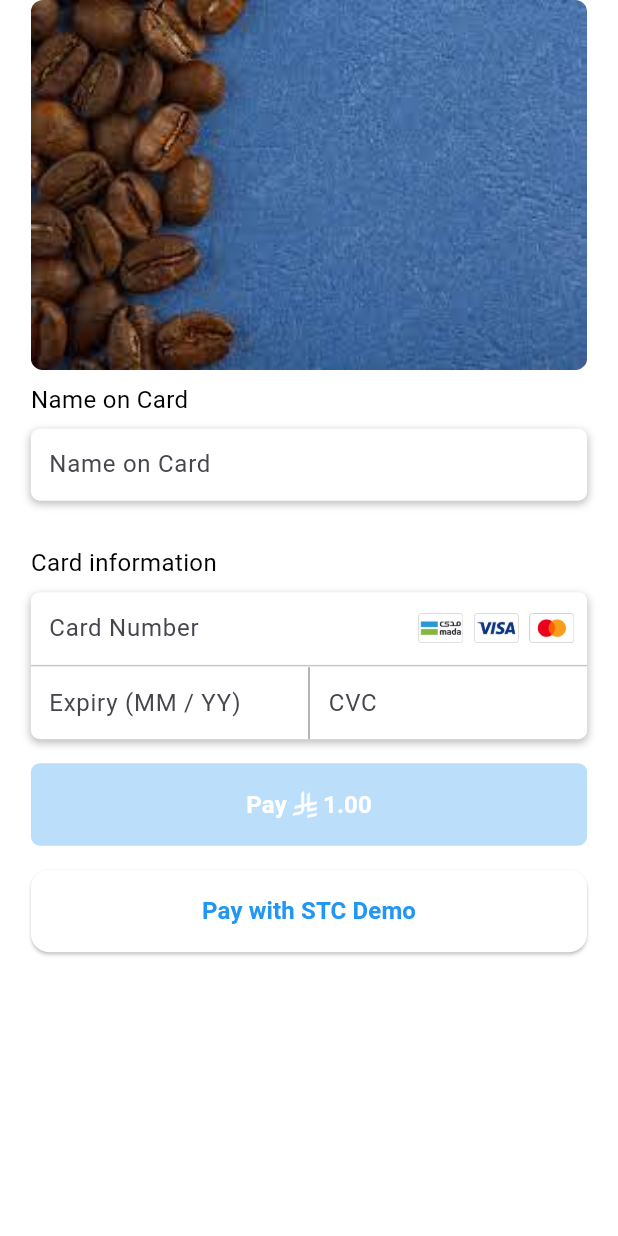
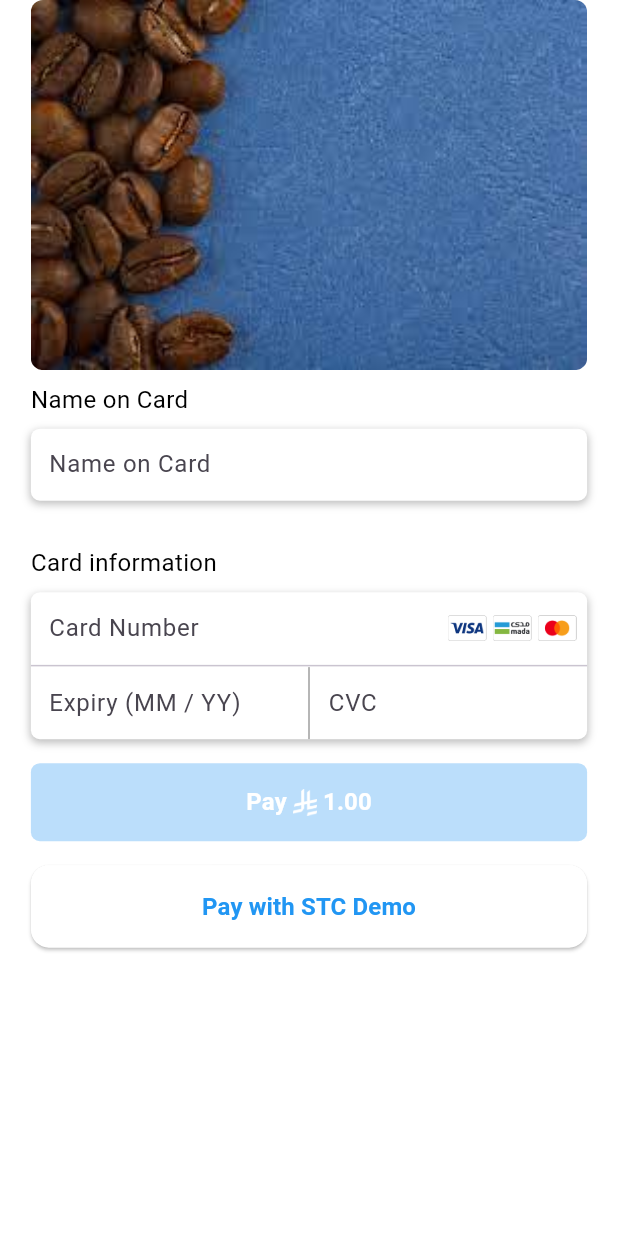
Before and after one commit to moyasar/moyasar-flutter, a Flutter app: the screen it shows after launch, on a phone screen of 412 x 824 dp. Run offline on Flutter 3.47's test engine with Material 3 defaults, Android fonts, the phone set to English and light mode, and no system bars; our stand-ins replace webview_flutter; missing offline and left inert: pay.

Commit message:
fixing comments

```diff
--- a/example/lib/main.dart
+++ b/example/lib/main.dart
@@ -33,7 +33,7 @@ class _CoffeeShopState extends State<CoffeeShop> {
       amount: 100, // SAR 1
       description: 'order #1324',
       metadata: {'size': '250g', 'code': 255},
-    supportedNetworks: [PaymentNetwork.mada, PaymentNetwork.visa, PaymentNetwork.masterCard],
+     // supportedNetworks: [PaymentNetwork.mada, PaymentNetwork.visa ],
       creditCard: CreditCardConfig(saveCard: false, manual: false),
       applePay: ApplePayConfig(
           merchantId: 'merchant.com.mysr.apple',
--- a/lib/src/models/payment_config.dart
+++ b/lib/src/models/payment_config.dart
@@ -52,10 +52,6 @@ class PaymentConfig {
   /// Supported Networks: [PaymentNetwork.amex, PaymentNetwork.visa, PaymentNetwork.mada, PaymentNetwork.masterCard]
   List<PaymentNetwork> supportedNetworks;
 
-  /// Custom networks that are not in the PaymentNetwork enum.
-  /// You can add custom network names here, but you'll need to provide corresponding image assets.
-  List<String>? customNetworks;
-
   /// The config required to setup Apple Pay.
   ApplePayConfig? applePay;
 
@@ -72,12 +68,10 @@ class PaymentConfig {
       required this.description,
       this.metadata,
       List<PaymentNetwork>? supportedNetworks,
-      this.customNetworks,
       this.applePay,
       this.creditCard,
       this.givenID})
       : supportedNetworks = (supportedNetworks ?? const [
-          PaymentNetwork.amex,
           PaymentNetwork.visa,
           PaymentNetwork.mada,
           PaymentNetwork.masterCard
--- a/lib/src/moyasar.dart
+++ b/lib/src/moyasar.dart
@@ -5,7 +5,7 @@ import 'package:moyasar/moyasar.dart';
 import 'models/payment_type.dart';
 import 'models/sources/otp/otp_request_source.dart';
 
-const version = '2.0.19';
+const version = '2.1.0';
 
 /// Payment service.
 ///
--- a/lib/src/widgets/credit_card.dart
+++ b/lib/src/widgets/credit_card.dart
@@ -388,7 +388,7 @@ class _CreditCardState extends State<CreditCard> {
               child: ElevatedButton(
                 style: ButtonStyle(
                   minimumSize:
-                  const WidgetStatePropertyAll<Size>(Size.fromHeight(55)),
+                  const WidgetStatePropertyAll<Size>(Size.fromHeight(52)),
                   backgroundColor: WidgetStatePropertyAll<Color>(
                     _isButtonEnabled ? blueColor : lightBlueColor,
                   ),
--- a/lib/src/widgets/network_icons.dart
+++ b/lib/src/widgets/network_icons.dart
@@ -35,22 +35,15 @@ class NetworkIcons extends StatelessWidget {
         .map((network) => _networkImages[network]!)
         .toList();
 
-    // Add custom network images if provided
-    final customNetworkImages = config.customNetworks
-        ?.where((network) => _customNetworkImages.containsKey(network))
-        .map((network) => _customNetworkImages[network]!)
-        .toList() ?? [];
+    final allNetworkImages = [...supportedNetworkImages];
 
-    final allNetworkImages = [...supportedNetworkImages, ...customNetworkImages];
-
-    if (allNetworkImages.isEmpty) {
+    if (supportedNetworkImages.isEmpty) {
       return const SizedBox.shrink();
     }
 
     final isRTL = textDirection == TextDirection.rtl;
 
     return Container(
-      width: 120,
       child: Directionality(
         textDirection: textDirection,
         child: Row(
@@ -58,9 +51,9 @@ class NetworkIcons extends StatelessWidget {
           mainAxisSize: MainAxisSize.min,
           textDirection: textDirection,
           children: [
-            ...allNetworkImages.take(3).map((imagePath) =>
+            ...allNetworkImages.map((imagePath) =>
                 Padding(
-                  padding: EdgeInsets.symmetric(horizontal: 1.0),
+                  padding: EdgeInsets.symmetric(horizontal: 2.0),
                   child: NetworkIcon(name: imagePath),
                 )
             ),
@@ -81,8 +74,8 @@ class NetworkIcon extends StatelessWidget {
   Widget build(BuildContext context) {
     return Image.asset(
       name,
-      height: 20,
-      width: 35,
+      height: 18,
+      width: 26,
       package: 'moyasar',
       fit: BoxFit.contain, // 🆕 إضافة fit
     );
--- a/pubspec.yaml
+++ b/pubspec.yaml
@@ -1,6 +1,6 @@
 name: moyasar
 description: Accept payments in your Flutter app with ease by using Moyasar. With this SDK, you can quickly and safely accept payments through Apple Pay and Credit Card (with managed 3DS step).
-version: 2.0.19
+version: 2.1.0
 homepage: https://moyasar.com/en/
 repository: https://github.com/moyasar/moyasar-flutter
 issue_tracker: https://github.com/moyasar/moyasar-flutter/issues
```
Also changed, not shown: example/pubspec.lock.
